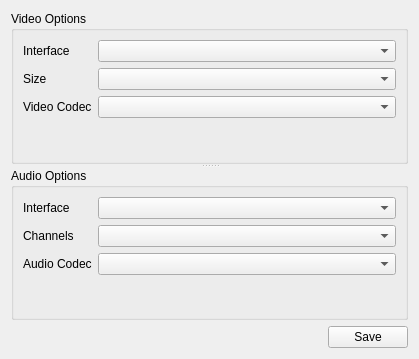
Qt form options.ui (angelosalatino/FFmpegRecorder) before a commit.
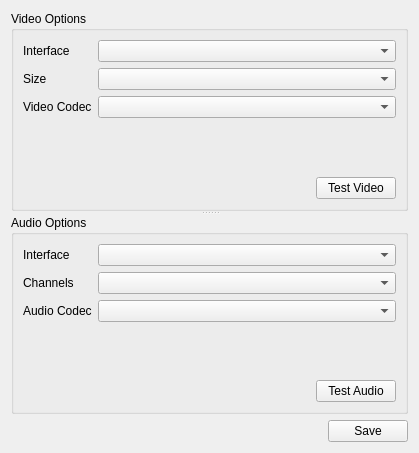
The same form after that commit.

```diff
--- a/options.ui
+++ b/options.ui
@@ -7,7 +7,7 @@
     <x>0</x>
     <y>0</y>
     <width>419</width>
-    <height>359</height>
+    <height>453</height>
    </rect>
   </property>
   <property name="windowTitle">
@@ -28,6 +28,9 @@
         <layout class="QVBoxLayout" name="verticalLayout_2">
          <item>
           <layout class="QFormLayout" name="formLayout">
+           <property name="fieldGrowthPolicy">
+            <enum>QFormLayout::AllNonFixedFieldsGrow</enum>
+           </property>
            <item row="0" column="0">
             <widget class="QLabel" name="label">
              <property name="text">
@@ -60,6 +63,30 @@
            </item>
           </layout>
          </item>
+         <item>
+          <layout class="QHBoxLayout" name="horizontalLayout_3">
+           <item>
+            <spacer name="horizontalSpacer_2">
+             <property name="orientation">
+              <enum>Qt::Horizontal</enum>
+             </property>
+             <property name="sizeHint" stdset="0">
+              <size>
+               <width>40</width>
+               <height>20</height>
+              </size>
+             </property>
+            </spacer>
+           </item>
+           <item>
+            <widget class="QPushButton" name="testVideo">
+             <property name="text">
+              <string>Test Video</string>
+             </property>
+            </widget>
+           </item>
+          </layout>
+         </item>
         </layout>
        </widget>
        <widget class="QGroupBox" name="audioGropBox">
@@ -69,6 +96,9 @@
         <layout class="QVBoxLayout" name="verticalLayout_3">
          <item>
           <layout class="QFormLayout" name="formLayout_2">
+           <property name="fieldGrowthPolicy">
+            <enum>QFormLayout::AllNonFixedFieldsGrow</enum>
+           </property>
            <item row="0" column="0">
             <widget class="QLabel" name="label_3">
              <property name="text">
@@ -101,6 +131,30 @@
            </item>
           </layout>
          </item>
+         <item>
+          <layout class="QHBoxLayout" name="horizontalLayout_5">
+           <item>
+            <spacer name="horizontalSpacer_3">
+             <property name="orientation">
+              <enum>Qt::Horizontal</enum>
+             </property>
+             <property name="sizeHint" stdset="0">
+              <size>
+               <width>40</width>
+               <height>20</height>
+              </size>
+             </property>
+            </spacer>
+           </item>
+           <item>
+            <widget class="QPushButton" name="testAudio">
+             <property name="text">
+              <string>Test Audio</string>
+             </property>
+            </widget>
+           </item>
+          </layout>
+         </item>
         </layout>
         <zorder>horizontalLayoutWidget</zorder>
         <zorder>formLayoutWidget_2</zorder>
```
Left out of the diff: 8 changed lines with no effect on the pictures.
